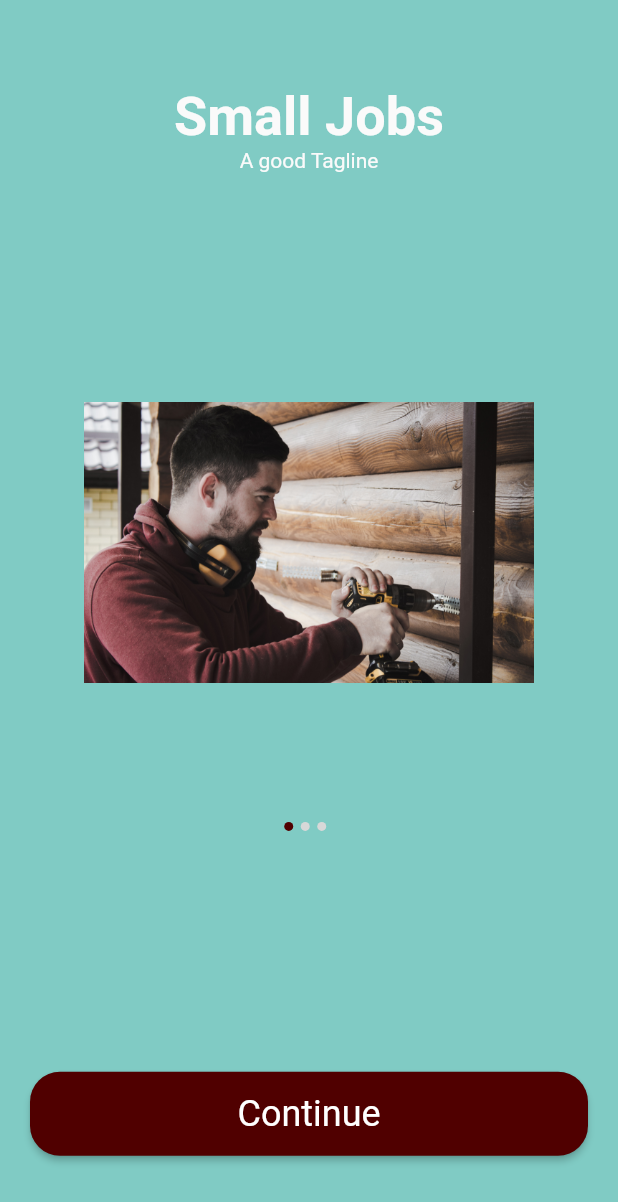
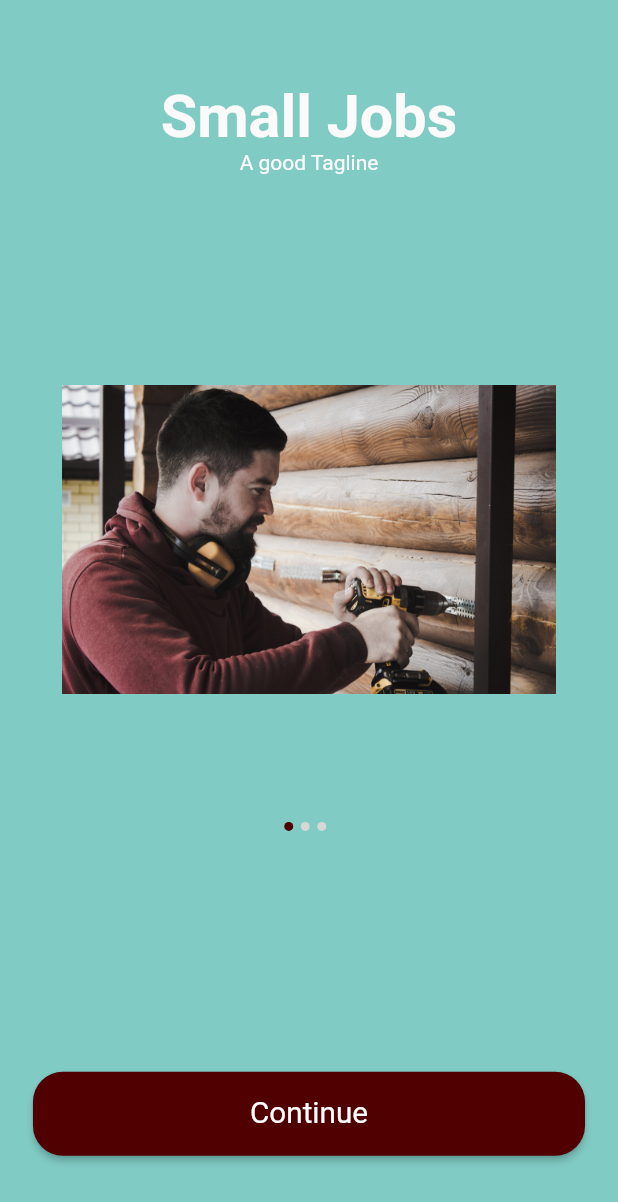
Before and after one commit to binojmc/small_jobs, a Flutter app: the screen it shows after launch, on a phone screen of 412 x 824 dp. Shown: the top 1202 px of the screen. Run offline on Flutter 3.47's test engine with Material 2 defaults, Android fonts, the phone set to English and light mode, and no system bars.

Commit message:
Proportionate sizes implemented and applied

```diff
--- a/lib/components/default_button.dart
+++ b/lib/components/default_button.dart
@@ -1,4 +1,5 @@
 import 'package:flutter/material.dart';
+import 'package:small_jobs/size_config.dart';
 
 import '../constants.dart';
 
@@ -22,7 +23,7 @@ class DefaultButton extends StatelessWidget {
                   borderRadius: BorderRadius.circular(20)),
               primary: kSecondaryColor,
               textStyle: TextStyle(
-                fontSize: 24,
+                fontSize: getProportionateScreenWidth(18),
                 color: kTextColor,
               )),
           onPressed: () {},
--- a/lib/screens/splash/components/body.dart
+++ b/lib/screens/splash/components/body.dart
@@ -1,6 +1,7 @@
 import 'package:flutter/material.dart';
 import 'package:small_jobs/components/default_button.dart';
 import 'package:small_jobs/constants.dart';
+import 'package:small_jobs/size_config.dart';
 
 import 'splash_content.dart';
 
@@ -54,7 +55,7 @@ class _BodyState extends State<Body> {
               flex: 2,
               child: Padding(
                 padding: EdgeInsets.symmetric(
-                  horizontal: 20,
+                  horizontal: getProportionateScreenWidth(20),
                 ),
                 child: Column(
                   children: <Widget>[
--- a/lib/screens/splash/components/splash_content.dart
+++ b/lib/screens/splash/components/splash_content.dart
@@ -1,4 +1,5 @@
 import 'package:flutter/material.dart';
+import 'package:small_jobs/size_config.dart';
 
 import '../../../constants.dart';
 
@@ -18,7 +19,7 @@ class SplashContent extends StatelessWidget {
         Text(
           "Small Jobs",
           style: TextStyle(
-            fontSize: 36,
+            fontSize: getProportionateScreenWidth(36),
             color: kTextColor,
             fontWeight: FontWeight.bold,
           ),
@@ -34,8 +35,8 @@ class SplashContent extends StatelessWidget {
           image: AssetImage(
             image,
           ),
-          height: 265,
-          width: 300,
+          height: getProportionateScreenHeight(265),
+          width: getProportionateScreenWidth(300),
         ),
       ],
     );
--- a/lib/screens/splash/splash_screen.dart
+++ b/lib/screens/splash/splash_screen.dart
@@ -1,10 +1,12 @@
 import 'package:flutter/material.dart';
 import 'package:small_jobs/constants.dart';
 import 'package:small_jobs/screens/splash/components/body.dart';
+import 'package:small_jobs/size_config.dart';
 
 class SplashScreen extends StatelessWidget {
   @override
   Widget build(BuildContext context) {
+    SizeConfig().init(context);
     return Scaffold(
       //backgroundColor: kPrimaryColor,
       body: Body(),
--- /dev/null
+++ b/lib/size_config.dart
@@ -0,0 +1,30 @@
+import 'package:flutter/material.dart';
+
+class SizeConfig {
+  static MediaQueryData _mediaQueryData = _mediaQueryData;
+  static double screenWidth = 0;
+  static double screenHeight = 0;
+  static double defaultSize = 0;
+  static Orientation orientation = orientation;
+
+  void init(BuildContext context) {
+    _mediaQueryData = MediaQuery.of(context);
+    screenWidth = _mediaQueryData.size.width;
+    screenHeight = _mediaQueryData.size.height;
+    orientation = _mediaQueryData.orientation;
+  }
+}
+
+// Get the proportionate screen height as per screen size
+double getProportionateScreenHeight(double inputHeight) {
+  double screenHeight = SizeConfig.screenHeight;
+  // 812 : layout height that designer use
+  return (inputHeight / 812) * screenHeight;
+}
+
+// Get the proportionate screen width as per screen size
+double getProportionateScreenWidth(double inputWidth) {
+  double screenWidth = SizeConfig.screenWidth;
+  // 375 : layout width that designer use
+  return (inputWidth / 375) * screenWidth;
+}
```
